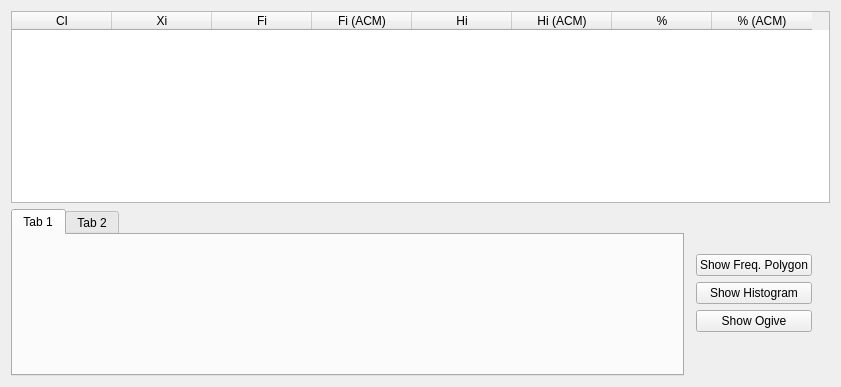
Old version of the form ui/classintervalfreqt.ui in the repository h-nick/SHelper.
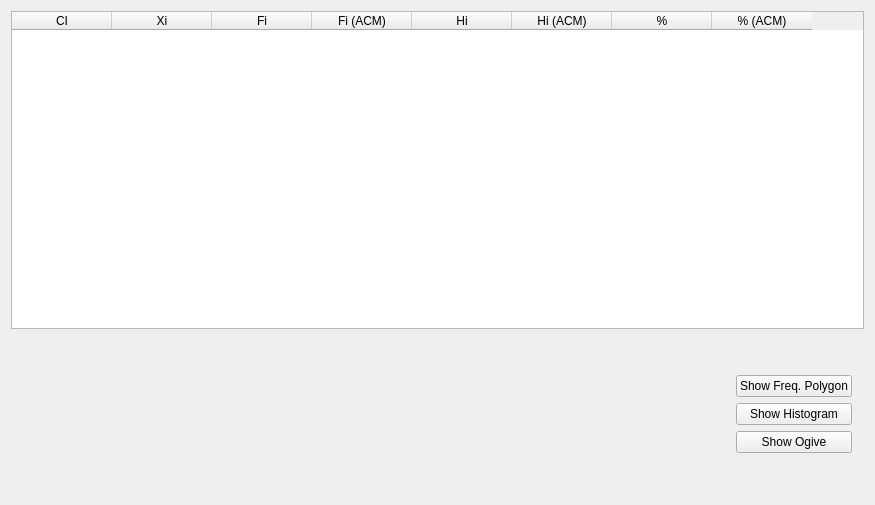
New version of the form.

Commit message: Added Median and Mode calculations and a function to print the data.

```diff
--- a/ui/classintervalfreqt.ui
+++ b/ui/classintervalfreqt.ui
@@ -6,65 +6,40 @@
    <rect>
     <x>0</x>
     <y>0</y>
-    <width>841</width>
-    <height>387</height>
+    <width>875</width>
+    <height>505</height>
    </rect>
   </property>
   <property name="windowTitle">
    <string>Form</string>
   </property>
   <layout class="QGridLayout" name="gridLayout">
-   <item row="0" column="0" rowspan="2" colspan="6">
-    <widget class="QTableWidget" name="table">
-     <column>
-      <property name="text">
-       <string>CI</string>
-      </property>
-     </column>
-     <column>
-      <property name="text">
-       <string>Xi</string>
-      </property>
-     </column>
-     <column>
-      <property name="text">
-       <string>Fi</string>
-      </property>
-     </column>
-     <column>
-      <property name="text">
-       <string>Fi (ACM)</string>
-      </property>
-     </column>
-     <column>
-      <property name="text">
-       <string>Hi</string>
-      </property>
-     </column>
-     <column>
-      <property name="text">
-       <string>Hi (ACM)</string>
-      </property>
-     </column>
-     <column>
-      <property name="text">
-       <string>%</string>
-      </property>
-     </column>
-     <column>
-      <property name="text">
-       <string>% (ACM)</string>
-      </property>
-     </column>
-    </widget>
+   <item row="2" column="1">
+    <spacer name="horizontalSpacer">
+     <property name="orientation">
+      <enum>Qt::Horizontal</enum>
+     </property>
+     <property name="sizeHint" stdset="0">
+      <size>
+       <width>40</width>
+       <height>20</height>
+      </size>
+     </property>
+    </spacer>
    </item>
    <item row="2" column="2">
     <layout class="QVBoxLayout" name="buttonVerticalLayout">
+     <property name="sizeConstraint">
+      <enum>QLayout::SetMinimumSize</enum>
+     </property>
      <item>
-      <spacer name="verticalSpacer">
+      <spacer name="verticalSpacer_2">
        <property name="orientation">
         <enum>Qt::Vertical</enum>
        </property>
+       <property name="sizeType">
+        <enum>QSizePolicy::Ignored</enum>
+       </property>
        <property name="sizeHint" stdset="0">
         <size>
          <width>20</width>
@@ -98,10 +73,13 @@
       </widget>
      </item>
      <item>
-      <spacer name="verticalSpacer_2">
+      <spacer name="verticalSpacer">
        <property name="orientation">
         <enum>Qt::Vertical</enum>
        </property>
+       <property name="sizeType">
+        <enum>QSizePolicy::Ignored</enum>
+       </property>
        <property name="sizeHint" stdset="0">
         <size>
          <width>20</width>
@@ -112,18 +90,54 @@
      </item>
     </layout>
    </item>
-   <item row="2" column="0">
-    <widget class="QTabWidget" name="tabWidget">
-     <widget class="QWidget" name="tab">
-      <attribute name="title">
-       <string>Tab 1</string>
-      </attribute>
-     </widget>
-     <widget class="QWidget" name="tab_2">
-      <attribute name="title">
-       <string>Tab 2</string>
-      </attribute>
-     </widget>
+   <item row="0" column="0" rowspan="2" colspan="5">
+    <widget class="QTableWidget" name="table">
+     <property name="sizePolicy">
+      <sizepolicy hsizetype="Preferred" vsizetype="Preferred">
+       <horstretch>0</horstretch>
+       <verstretch>0</verstretch>
+      </sizepolicy>
+     </property>
+     <column>
+      <property name="text">
+       <string>CI</string>
+      </property>
+     </column>
+     <column>
+      <property name="text">
+       <string>Xi</string>
+      </property>
+     </column>
+     <column>
+      <property name="text">
+       <string>Fi</string>
+      </property>
+     </column>
+     <column>
+      <property name="text">
+       <string>Fi (ACM)</string>
+      </property>
+     </column>
+     <column>
+      <property name="text">
+       <string>Hi</string>
+      </property>
+     </column>
+     <column>
+      <property name="text">
+       <string>Hi (ACM)</string>
+      </property>
+     </column>
+     <column>
+      <property name="text">
+       <string>%</string>
+      </property>
+     </column>
+     <column>
+      <property name="text">
+       <string>% (ACM)</string>
+      </property>
+     </column>
     </widget>
    </item>
   </layout>
```
The commit also changes 2 other files.
